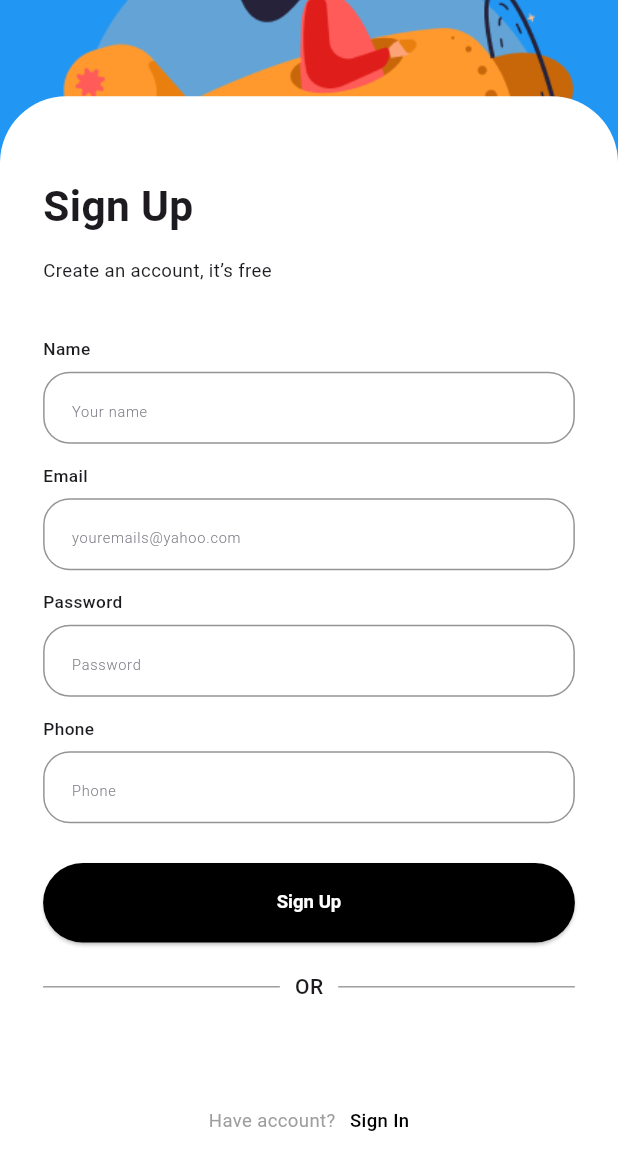
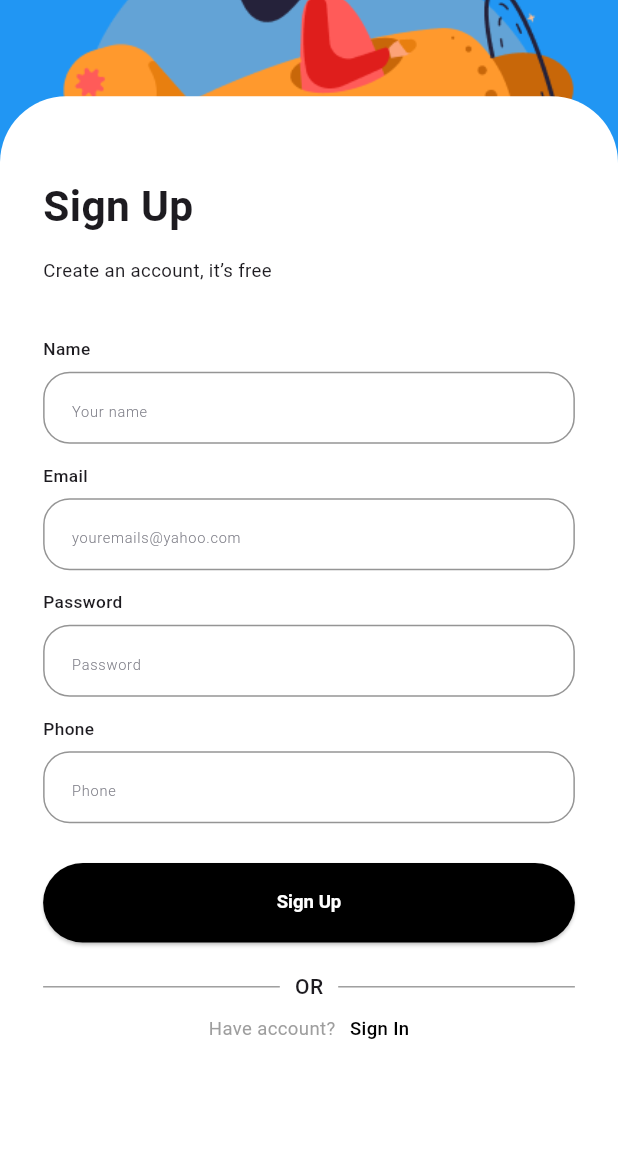
Before and after one commit to bunwg29/Travel_Booking_Flutter, a Flutter app: the Signupscreen screen opened by its route, scrolled down 148 dp, on a phone screen of 412 x 824 dp. Shown: the top 1170 px of the screen. Run offline on Flutter 3.47's test engine with Material 3 defaults, Android fonts, the phone set to English and light mode, and no system bars; our stand-ins replace cached_network_image, dio, flutter_rating_bar, flutter_screenutil, get, get_it and 3 more; accounts and stored records are empty.

Commit message:
style: change sign up layout #1

```diff
--- a/lib/presentation/SignUpScreen/view/SignUpScreen.dart
+++ b/lib/presentation/SignUpScreen/view/SignUpScreen.dart
@@ -178,7 +178,7 @@ class Signupscreen extends GetView<Controllersignup> {
                                 ],
                               ),
                               SizedBox(
-                                height: 80.h,
+                                height: 10.h,
                               ),
                               Row(
                                 mainAxisAlignment: MainAxisAlignment.center,
```
